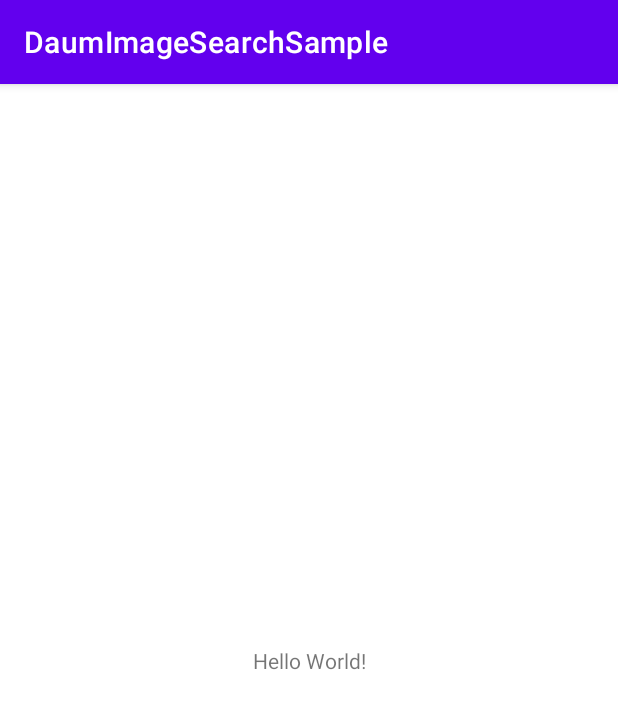
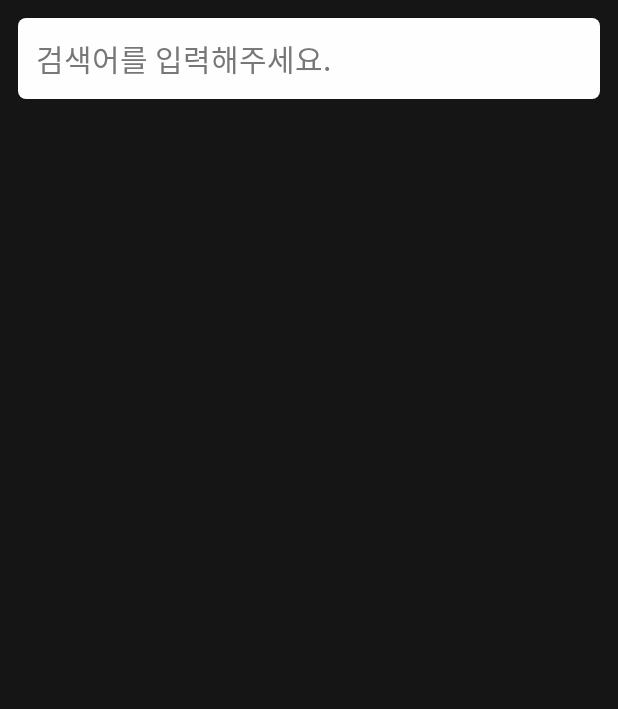
Before and after one commit to NackUn/DaumImageSearchSample, an Android app: the screen it shows after launch (MainActivity), on a phone screen of 412 x 824 dp. Shown: the top 709 px of the screen. Run offline under Robolectric (Android 15) with nearby library versions, the phone set to English and light mode, and no system bars; our stand-ins replace data binding; 3 statements that could not run were skipped.

Commit message:
Main 작업

```diff
--- a/app/src/main/AndroidManifest.xml
+++ b/app/src/main/AndroidManifest.xml
@@ -12,13 +12,17 @@
         android:roundIcon="@mipmap/ic_launcher_round"
         android:supportsRtl="true"
         android:theme="@style/Theme.DaumImageSearchSample">
-        <activity android:name=".MainActivity">
+
+        <activity
+            android:name=".presentation.main.MainActivity"
+            android:theme="@style/Theme.AppCompat.NoActionBar">
             <intent-filter>
                 <action android:name="android.intent.action.MAIN" />
 
                 <category android:name="android.intent.category.LAUNCHER" />
             </intent-filter>
         </activity>
+
     </application>
 
 </manifest>
--- a/app/src/main/java/com/example/daumimagesearchsample/MainActivity.kt
+++ /dev/null
@@ -1,11 +0,0 @@
-package com.example.daumimagesearchsample
-
-import androidx.appcompat.app.AppCompatActivity
-import android.os.Bundle
-
-class MainActivity : AppCompatActivity() {
-    override fun onCreate(savedInstanceState: Bundle?) {
-        super.onCreate(savedInstanceState)
-        setContentView(R.layout.activity_main)
-    }
-}
--- /dev/null
+++ b/app/src/main/java/com/example/daumimagesearchsample/presentation/main/MainActivity.kt
@@ -0,0 +1,97 @@
+package com.example.daumimagesearchsample.presentation.main
+
+import android.app.Activity
+import android.os.Bundle
+import android.text.Editable
+import android.text.TextWatcher
+import android.view.inputmethod.InputMethodManager
+import android.widget.Toast
+import androidx.lifecycle.Observer
+import androidx.recyclerview.widget.LinearLayoutManager
+import com.example.daumimagesearchsample.BR
+import com.example.daumimagesearchsample.R
+import com.example.daumimagesearchsample.databinding.MainActivityBinding
+import com.example.daumimagesearchsample.databinding.MainItemBinding
+import com.example.daumimagesearchsample.presentation.base.BaseActivity
+import com.example.daumimagesearchsample.presentation.base.BaseRecyclerView
+import org.koin.androidx.viewmodel.ext.android.viewModel
+
+class MainActivity : BaseActivity<MainActivityBinding, MainViewModel>(
+    R.layout.main_activity
+) {
+    override val vm: MainViewModel by viewModel()
+
+    private val mainAdapter =
+        object : BaseRecyclerView.BaseAdapter<List<Map<String, String>>, MainItemBinding>(
+            R.layout.main_item,
+            BR.mainItem
+        ) {}
+
+    private fun showToast(msg: String) {
+        Toast.makeText(this, msg, Toast.LENGTH_SHORT).show()
+    }
+
+    private fun setRecyclerView() {
+        binding.mainRecyclerView.layoutManager =
+            LinearLayoutManager(this).also { it.orientation = LinearLayoutManager.HORIZONTAL }
+
+        binding.mainRecyclerView.adapter = mainAdapter
+    }
+
+    private fun setListener() {
+        binding.mainEtSearch.addTextChangedListener(
+            object : TextWatcher {
+                override fun afterTextChanged(s: Editable?) {}
+
+                override fun beforeTextChanged(
+                    s: CharSequence?,
+                    start: Int,
+                    count: Int,
+                    after: Int
+                ) {
+                    vm.changeEditText(s.toString())
+                }
+
+                override fun onTextChanged(
+                    s: CharSequence?,
+                    start: Int,
+                    before: Int,
+                    count: Int
+                ) {
+                }
+            }
+        )
+    }
+
+    private fun closeKeyboard() {
+        this@MainActivity.currentFocus?.let {
+            val imm: InputMethodManager =
+                getSystemService(Activity.INPUT_METHOD_SERVICE) as InputMethodManager
+            imm.hideSoftInputFromWindow(it.windowToken, 0)
+        }
+    }
+
+    override fun onCreate(savedInstanceState: Bundle?) {
+        super.onCreate(savedInstanceState)
+
+        setRecyclerView()
+        setListener()
+    }
+
+    override fun initViewModel() {
+        binding.setVariable(BR.mainVM, vm)
+
+        val toastMsgObserver = Observer<String> {
+            showToast(it)
+        }
+        vm.toastMsg.observe(this, toastMsgObserver)
+
+        val searchCompleteYNObserver = Observer<Boolean> {
+            if (it) {
+                closeKeyboard()
+            }
+        }
+        vm.searchCompleteYN.observe(this, searchCompleteYNObserver)
+    }
+
+}
--- /dev/null
+++ b/app/src/main/java/com/example/daumimagesearchsample/util/RecyclerViewExt.kt
@@ -0,0 +1,15 @@
+package com.example.daumimagesearchsample.util
+
+import androidx.databinding.BindingAdapter
+import androidx.recyclerview.widget.RecyclerView
+import com.example.daumimagesearchsample.presentation.base.BaseRecyclerView
+
+@Suppress("UNCHECKED_CAST")
+@BindingAdapter("setItems")
+fun RecyclerView.setItems(items: List<Map<String, String>>) {
+    (this.adapter as? BaseRecyclerView.BaseAdapter<Any, *>)?.run {
+        setItems(items)
+        notifyDataSetChanged()
+        scrollToPosition(0)
+    }
+}
--- /dev/null
+++ b/app/src/main/res/drawable/bg_main_white_radius_5dp.xml
@@ -0,0 +1,8 @@
+<?xml version="1.0" encoding="utf-8"?>
+<shape xmlns:android="http://schemas.android.com/apk/res/android"
+    android:shape="rectangle">
+    <solid
+        android:color="@color/main_white"/>
+    <corners
+        android:radius="5dp"/>
+</shape>
--- a/app/src/main/res/layout/activity_main.xml
+++ /dev/null
@@ -1,18 +0,0 @@
-<?xml version="1.0" encoding="utf-8"?>
-<androidx.constraintlayout.widget.ConstraintLayout xmlns:android="http://schemas.android.com/apk/res/android"
-    xmlns:app="http://schemas.android.com/apk/res-auto"
-    xmlns:tools="http://schemas.android.com/tools"
-    android:layout_width="match_parent"
-    android:layout_height="match_parent"
-    tools:context=".MainActivity">
-
-    <TextView
-        android:layout_width="wrap_content"
-        android:layout_height="wrap_content"
-        android:text="Hello World!"
-        app:layout_constraintBottom_toBottomOf="parent"
-        app:layout_constraintLeft_toLeftOf="parent"
-        app:layout_constraintRight_toRightOf="parent"
-        app:layout_constraintTop_toTopOf="parent" />
-
-</androidx.constraintlayout.widget.ConstraintLayout>
--- /dev/null
+++ b/app/src/main/res/layout/main_activity.xml
@@ -0,0 +1,50 @@
+<?xml version="1.0" encoding="utf-8"?>
+<layout xmlns:android="http://schemas.android.com/apk/res/android"
+    xmlns:app="http://schemas.android.com/apk/res-auto"
+    xmlns:tools="http://schemas.android.com/tools">
+
+    <data>
+
+        <variable
+            name="mainVM"
+            type="com.example.daumimagesearchsample.presentation.main.MainViewModel" />
+    </data>
+
+    <androidx.constraintlayout.widget.ConstraintLayout
+        android:layout_width="match_parent"
+        android:layout_height="match_parent"
+        android:background="@color/main_black"
+        tools:context=".presentation.main.MainActivity">
+
+        <androidx.recyclerview.widget.RecyclerView
+            android:id="@+id/main_recycler_view"
+            android:layout_width="match_parent"
+            android:layout_height="match_parent"
+            app:layout_constraintBottom_toBottomOf="parent"
+            app:layout_constraintEnd_toEndOf="parent"
+            app:layout_constraintStart_toStartOf="parent"
+            app:layout_constraintTop_toTopOf="parent"
+            app:setItems="@{mainVM.items}" />
+
+        <EditText
+            android:id="@+id/main_et_search"
+            android:layout_width="match_parent"
+            android:layout_height="wrap_content"
+            android:layout_margin="12dp"
+            android:background="@drawable/bg_main_white_radius_5dp"
+            android:hint="@string/main_et_search_hint"
+            android:inputType="text"
+            android:padding="12dp"
+            android:singleLine="true"
+            android:text="@={mainVM.searchWord}"
+            android:textColor="@color/main_black"
+            android:textColorHint="@color/main_gray"
+            android:textSize="20sp"
+            app:layout_constraintEnd_toEndOf="parent"
+            app:layout_constraintStart_toStartOf="parent"
+            app:layout_constraintTop_toTopOf="parent"
+            tools:ignore="Autofill"
+            tools:text="검색어" />
+
+    </androidx.constraintlayout.widget.ConstraintLayout>
+</layout>
--- a/app/src/main/res/values/strings.xml
+++ b/app/src/main/res/values/strings.xml
@@ -1,3 +1,6 @@
 <resources>
     <string name="app_name">DaumImageSearchSample</string>
+    <string name="image_view_description">Image</string>
+
+    <string name="main_et_search_hint">검색어를 입력해주세요.</string>
 </resources>
```
Also changed, not shown: app/src/main/java/com/example/daumimagesearchsample/presentation/di/ViewModelModule.kt (added, +9 -0 lines), app/src/main/java/com/example/daumimagesearchsample/presentation/main/MainViewModel.kt (added, +87 -0 lines), app/src/main/java/com/example/daumimagesearchsample/util/ImageViewExt.kt (added, +15 -0 lines), app/src/main/res/layout/main_item.xml (added, +26 -0 lines), app/src/main/res/drawable/glide_error.png (added), app/src/main/res/drawable/glide_loading.png (added).
